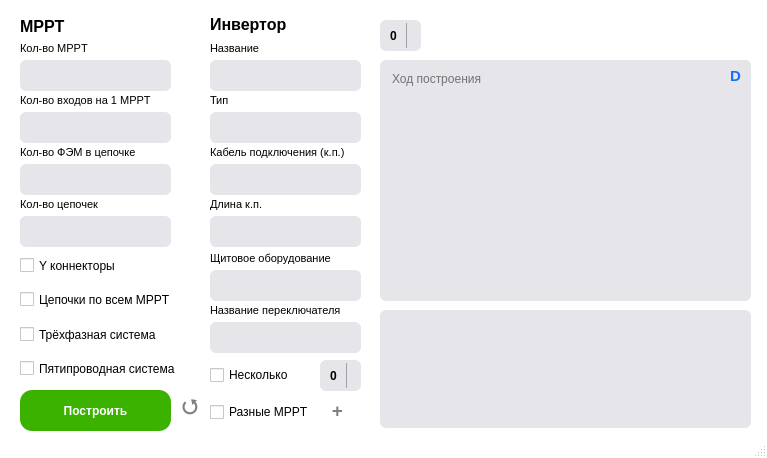
Before: the Qt Designer form designDrawSchemes.ui in Croud9/Auto-OTR, drawn with Qt 5.
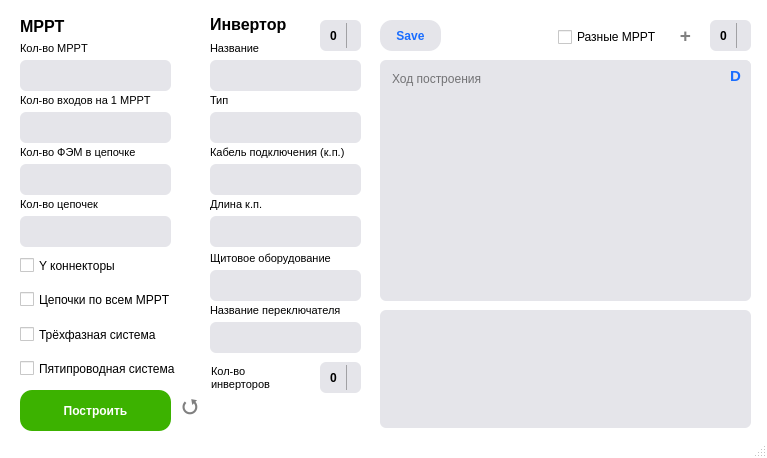
After: the same form once the commit is applied. Icons and pictures are not drawn.

Commit message: Connect main window with drawOne window

```diff
--- a/designDrawSchemes.ui
+++ b/designDrawSchemes.ui
@@ -172,25 +172,6 @@
      <string>Ход построения</string>
     </property>
    </widget>
-   <widget class="QLabel" name="label_status">
-    <property name="geometry">
-     <rect>
-      <x>420</x>
-      <y>10</y>
-      <width>41</width>
-      <height>21</height>
-     </rect>
-    </property>
-    <property name="font">
-     <font>
-      <family>Arial</family>
-      <pointsize>19</pointsize>
-     </font>
-    </property>
-    <property name="text">
-     <string/>
-    </property>
-   </widget>
    <widget class="QPushButton" name="btnDraw">
     <property name="geometry">
      <rect>
@@ -411,8 +392,8 @@
    <widget class="QCheckBox" name="checkUse_different_mppt">
     <property name="geometry">
      <rect>
-      <x>210</x>
-      <y>402</y>
+      <x>558</x>
+      <y>27</y>
       <width>111</width>
       <height>20</height>
      </rect>
@@ -666,36 +647,18 @@
       <bold>true</bold>
      </font>
     </property>
+    <property name="styleSheet">
+     <string notr="true">background-color: rgba(255,255,255,0); </string>
+    </property>
     <property name="text">
      <string>Инвертор</string>
     </property>
    </widget>
-   <widget class="QCheckBox" name="checkUse_CloneInvertor">
-    <property name="geometry">
-     <rect>
-      <x>210</x>
-      <y>365</y>
-      <width>101</width>
-      <height>20</height>
-     </rect>
-    </property>
-    <property name="font">
-     <font>
-      <family>Arial</family>
-     </font>
-    </property>
-    <property name="toolTip">
-     <string>Формирует несколько одинаковых инверторов</string>
-    </property>
-    <property name="text">
-     <string>Несколько</string>
-    </property>
-   </widget>
    <widget class="QSpinBox" name="spinBox_CloneInvertor">
     <property name="geometry">
      <rect>
       <x>320</x>
-      <y>360</y>
+      <y>362</y>
       <width>41</width>
       <height>31</height>
      </rect>
@@ -816,6 +779,9 @@
       <pointsize>8</pointsize>
      </font>
     </property>
+    <property name="styleSheet">
+     <string notr="true">background-color: rgba(255,255,255,0); </string>
+    </property>
     <property name="text">
      <string>Название</string>
     </property>
@@ -1177,7 +1143,7 @@
    <widget class="QSpinBox" name="spinBox_numInvertor">
     <property name="geometry">
      <rect>
-      <x>380</x>
+      <x>320</x>
       <y>20</y>
       <width>41</width>
       <height>31</height>
@@ -1237,8 +1203,8 @@
    <widget class="QPushButton" name="btnAdd_new_mppt">
     <property name="geometry">
      <rect>
-      <x>322</x>
-      <y>395</y>
+      <x>670</x>
+      <y>20</y>
       <width>31</width>
       <height>31</height>
      </rect>
@@ -1271,6 +1237,170 @@
      <string>+</string>
     </property>
    </widget>
+   <widget class="QSpinBox" name="spinBox_numDifferentMPPT">
+    <property name="geometry">
+     <rect>
+      <x>710</x>
+      <y>20</y>
+      <width>41</width>
+      <height>31</height>
+     </rect>
+    </property>
+    <property name="font">
+     <font>
+      <family>Arial</family>
+      <weight>75</weight>
+      <bold>true</bold>
+     </font>
+    </property>
+    <property name="styleSheet">
+     <string notr="true">QSpinBox{
+	background-color:rgba(229,229,234,1); 
+	border-radius: 6;
+	border: none;
+	padding-left: 8px;
+}
+QSpinBox:hover{
+	background-color:rgba(242,242,247,1);
+}
+QSpinBox:up-button:hover{
+	background-color:rgba(25,109,255, 0.7);
+	border-top-right-radius: 6;
+}
+QSpinBox:up-button:pressed{
+	background-color:rgba(25,109,255, 0.5);
+	border-top-right-radius: 6;
+}
+QSpinBox:up-button{
+	background-color:rgba(229,229,234,1); 
+	border-top-right-radius: 6;
+	border: none;
+	border-left: 1px solid rgba(0,0,0,0.3);
+}
+
+QSpinBox:down-button:hover{
+	background-color:rgba(25,109,255, 0.7);
+	border-bottom-right-radius: 6;
+}
+QSpinBox:down-button:pressed{
+	background-color:rgba(25,109,255, 0.5);
+	border-bottom-right-radius: 6;
+}
+QSpinBox:down-button{
+	background-color:rgba(229,229,234,1); 
+	border-bottom-right-radius: 6;
+	border-left: 1px solid rgba(0,0,0,0.3);
+
+}</string>
+    </property>
+    <property name="readOnly">
+     <bool>false</bool>
+    </property>
+   </widget>
+   <widget class="QPushButton" name="btnSaveConfig">
+    <property name="geometry">
+     <rect>
+      <x>380</x>
+      <y>20</y>
+      <width>61</width>
+      <height>31</height>
+     </rect>
+    </property>
+    <property name="font">
+     <font>
+      <family>Arial</family>
+      <pointsize>9</pointsize>
+      <weight>75</weight>
+      <bold>true</bold>
+     </font>
+    </property>
+    <property name="cursor">
+     <cursorShape>PointingHandCursor</cursorShape>
+    </property>
+    <property name="styleSheet">
+     <string notr="true">QPushButton{
+	background-color: rgba(229,229,234,1);
+	color: #196dff;
+	border: none;
+	border-radius: 12;
+	border-style: outset;
+}
+QPushButton:hover{
+	background-color: #dceaff; 
+}
+QPushButton:pressed{
+	color: rgba(25, 109, 255, 0.7); 
+	border-radius: 12;
+}</string>
+    </property>
+    <property name="text">
+     <string>Save</string>
+    </property>
+   </widget>
+   <widget class="QLabel" name="label_20">
+    <property name="enabled">
+     <bool>true</bool>
+    </property>
+    <property name="geometry">
+     <rect>
+      <x>211</x>
+      <y>362</y>
+      <width>101</width>
+      <height>31</height>
+     </rect>
+    </property>
+    <property name="font">
+     <font>
+      <family>Arial</family>
+      <pointsize>8</pointsize>
+     </font>
+    </property>
+    <property name="styleSheet">
+     <string notr="true">background-color: rgba(255,255,255,0); </string>
+    </property>
+    <property name="text">
+     <string>Кол-во
+инверторов</string>
+    </property>
+   </widget>
+   <zorder>label_20</zorder>
+   <zorder>label_8</zorder>
+   <zorder>inputCount_mppt</zorder>
+   <zorder>textConsoleDraw</zorder>
+   <zorder>btnDraw</zorder>
+   <zorder>inputCount_input_mppt</zorder>
+   <zorder>inputSolar_count_on_the_chain</zorder>
+   <zorder>inputAll_chain</zorder>
+   <zorder>checkUse_y_connector</zorder>
+   <zorder>checkUse_all_mppt</zorder>
+   <zorder>checkUse_different_mppt</zorder>
+   <zorder>inputName_invertor</zorder>
+   <zorder>inputTitle_grid_line</zorder>
+   <zorder>inputTitle_grid_top</zorder>
+   <zorder>inputNumber_invertor</zorder>
+   <zorder>inputTitle_grid_switch</zorder>
+   <zorder>label_9</zorder>
+   <zorder>spinBox_CloneInvertor</zorder>
+   <zorder>btnUpdateConsole</zorder>
+   <zorder>label_10</zorder>
+   <zorder>label_11</zorder>
+   <zorder>label_12</zorder>
+   <zorder>label_13</zorder>
+   <zorder>label_14</zorder>
+   <zorder>label_15</zorder>
+   <zorder>label_16</zorder>
+   <zorder>label_17</zorder>
+   <zorder>label_18</zorder>
+   <zorder>checkUse_three_phase</zorder>
+   <zorder>checkUse_5or4_line</zorder>
+   <zorder>label_19</zorder>
+   <zorder>inputTitle_grid_line_length</zorder>
+   <zorder>textConsoleCurrent</zorder>
+   <zorder>btnReset</zorder>
+   <zorder>spinBox_numInvertor</zorder>
+   <zorder>btnAdd_new_mppt</zorder>
+   <zorder>spinBox_numDifferentMPPT</zorder>
+   <zorder>btnSaveConfig</zorder>
   </widget>
   <widget class="QStatusBar" name="statusBar"/>
  </widget>
```
Left out of the diff: 30 changed lines with no effect on the pictures. The commit also changes 7 other files.
